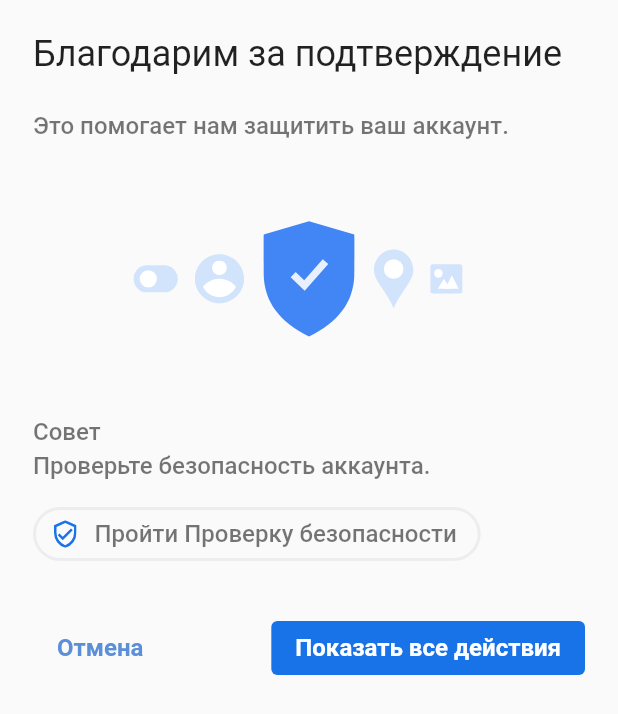
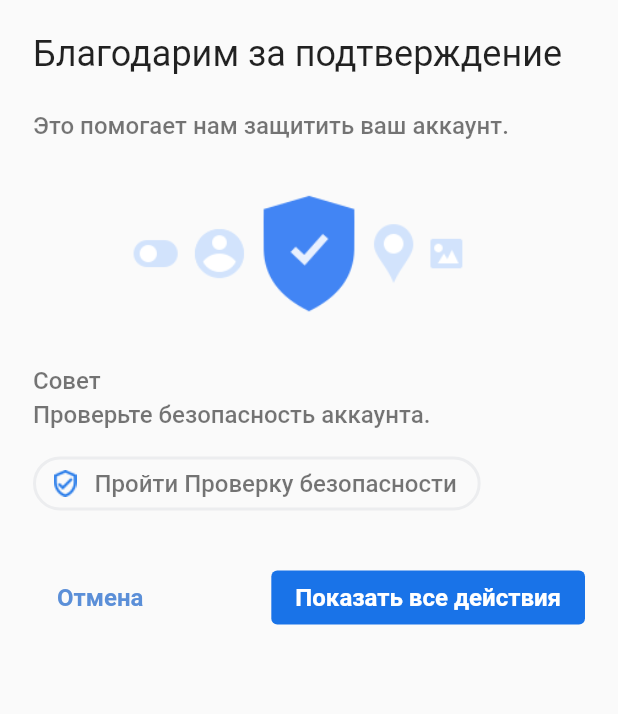
Before and after one commit to Fehty/sign_forms, a Flutter app: the SecondForm screen opened directly, on a phone screen of 412 x 824 dp. Shown: the top 714 px of the screen. Run offline on Flutter 3.47's test engine with Material 2 defaults, Android fonts, the phone set to English and light mode, and no system bars.

Commit message:
- third form - menu - bug fixes

```diff
--- a/lib/forms/dialog_form.dart
+++ b/lib/forms/dialog_form.dart
@@ -55,7 +55,7 @@ class _DialogFormState extends State<DialogForm> {
 
   Widget middleSection() {
     return Padding(
-        padding: const EdgeInsets.only(left: 22, top: 16),
+        padding: const EdgeInsets.only(left: 22, top: 16, right: 22),
         child: Column(crossAxisAlignment: CrossAxisAlignment.start, children: [
           SizedBox(height: 12),
           Text('У приложения есть доступ к:',
--- a/lib/forms/first_form.dart
+++ b/lib/forms/first_form.dart
@@ -67,8 +67,6 @@ class _FirstFormState extends State<FirstForm> {
               shape: RoundedRectangleBorder(
                   borderRadius: BorderRadius.circular(6)),
               content: Builder(builder: (context) {
-                var height = MediaQuery.of(context).size.height;
-                var width = MediaQuery.of(context).size.width;
                 return Container(width: 512, height: 384, child: DialogForm());
               }));
         });
--- a/lib/forms/second_form.dart
+++ b/lib/forms/second_form.dart
@@ -1,5 +1,4 @@
 import 'package:flutter/material.dart';
-import 'package:flutter_svg/flutter_svg.dart';
 
 import '../main.dart';
 
@@ -9,8 +8,13 @@ class SecondForm extends StatefulWidget {
 }
 
 class _SecondFormState extends State<SecondForm> {
+  double screenWidth;
+  bool isPortraitMode;
+
   @override
   Widget build(BuildContext context) {
+    isPortraitMode = MediaQuery.of(context).orientation == Orientation.portrait;
+    screenWidth = MediaQuery.of(context).size.width;
     return Scaffold(body: buildBody());
   }
 
@@ -26,11 +30,18 @@ class _SecondFormState extends State<SecondForm> {
 
   Widget middleSection() {
     return Column(crossAxisAlignment: CrossAxisAlignment.start, children: [
-      Center(child: SvgPicture.asset('assets/icons/defender.svg')),
-      Text('Совет', style: Theme.of(context).textTheme.bodyText1),
+//      Center(child: SvgPicture.asset('assets/icons/defender.png')),
+      Center(child: Image.asset('assets/icons/defender.png')),
+      Text('Совет', style: Theme
+          .of(context)
+          .textTheme
+          .bodyText1),
       SizedBox(height: 4),
       Text('Проверьте безопасность аккаунта.',
-          style: Theme.of(context).textTheme.bodyText1),
+          style: Theme
+              .of(context)
+              .textTheme
+              .bodyText1),
       SizedBox(height: 12),
       FlatButton(
           padding: const EdgeInsets.all(0),
@@ -45,19 +56,22 @@ class _SecondFormState extends State<SecondForm> {
               padding:
               const EdgeInsets.only(left: 14, top: 6, bottom: 6, right: 16),
               child: Row(mainAxisSize: MainAxisSize.min, children: [
-                SvgPicture.asset('assets/icons/small_defender.svg'),
+//                SvgPicture.asset('assets/icons/small_defender.svg'),
+                Image.asset('assets/icons/small_defender.png'),
                 SizedBox(width: 12),
-                Text('Пройти Проверку безопасности',
-                    style: Theme
-                        .of(context)
-                        .textTheme
-                        .bodyText1)
+                Flexible(
+                  child: Text('Пройти Проверку безопасности',
+                      style: Theme
+                          .of(context)
+                          .textTheme
+                          .bodyText1),
+                )
               ])))
     ]);
   }
 
   Widget bottomSection() {
-    return Row(children: [
+    List<Widget> buttonList = [
       FlatButton(
           onPressed: () {
             Navigator.of(context).pop();
@@ -66,10 +80,13 @@ class _SecondFormState extends State<SecondForm> {
           splashColor: Color.fromRGBO(91, 143, 216, 0.3),
           textColor: Colors.white,
           child: Text('Отмена',
-              style: Theme.of(context).textTheme.bodyText1.copyWith(
+              style: Theme
+                  .of(context)
+                  .textTheme
+                  .bodyText1
+                  .copyWith(
                   color: Color.fromRGBO(91, 143, 216, 1),
                   fontWeight: FontWeight.bold))),
-      Spacer(),
       FlatButton(
           onPressed: () {},
           shape: RoundedRectangleBorder(borderRadius: BorderRadius.circular(4)),
@@ -77,11 +94,19 @@ class _SecondFormState extends State<SecondForm> {
           color: Color.fromRGBO(25, 115, 232, 1),
           textColor: Colors.white,
           child: Text('Показать все действия',
-              style: Theme.of(context)
+              style: Theme
+                  .of(context)
                   .textTheme
                   .bodyText1
                   .copyWith(color: Colors.white, fontWeight: FontWeight.bold)))
-    ]);
+    ];
+    return isMobile && screenWidth < 400 && isPortraitMode
+        ? Wrap(children: [buttonList[0], SizedBox(width: 8), buttonList[1]])
+        : isMobile && screenWidth < 570 && isPortraitMode
+        ? Row(children: [buttonList[0], Spacer(), buttonList[1]])
+        : isMobile
+        ? Row(children: [buttonList[0], Spacer(), buttonList[1]])
+        : Row(children: [buttonList[0], Spacer(), buttonList[1]]);
   }
 
   Widget mainColumn() {
```
Also changed, not shown: assets/icons/defender.png (added), assets/icons/small_defender.png (added).
